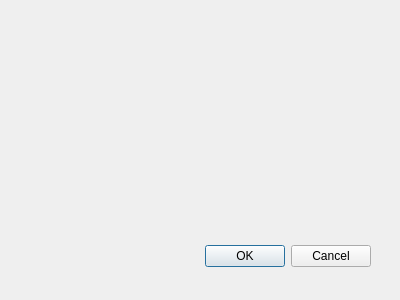
This is msp_glo_dialog_base.ui in stetou/AQgeocodage as Qt 5 draws it before an edit. The edited form follows.
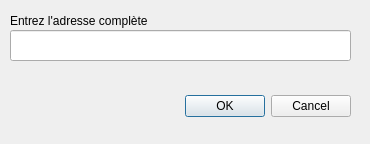
This is the edited form.

Commit message: deploy plugin

Patch:
```diff
--- a/msp_glo_dialog_base.ui
+++ b/msp_glo_dialog_base.ui
@@ -1,22 +1,22 @@
 <ui version="4.0" >
  <class>AQGeocodageDialogBase</class>
- <widget class="QDialog" name="AQGeocodageDialogBase" >
-  <property name="geometry" >
+ <widget class="QDialog" name="AQGeocodageDialogBase">
+  <property name="geometry">
    <rect>
     <x>0</x>
     <y>0</y>
-    <width>400</width>
-    <height>300</height>
+    <width>370</width>
+    <height>144</height>
    </rect>
   </property>
   <property name="windowTitle" >
    <string>Adresse Quebec Geocodage</string>
   </property>
-  <widget class="QDialogButtonBox" name="button_box" >
-   <property name="geometry" >
+  <widget class="QDialogButtonBox" name="button_box">
+   <property name="geometry">
     <rect>
-     <x>30</x>
-     <y>240</y>
+     <x>10</x>
+     <y>90</y>
      <width>341</width>
      <height>32</height>
     </rect>
@@ -28,6 +28,29 @@
     <set>QDialogButtonBox::Cancel|QDialogButtonBox::Ok</set>
    </property>
   </widget>
+  <widget class="QLineEdit" name="lineEdit">
+   <property name="geometry">
+    <rect>
+     <x>10</x>
+     <y>30</y>
+     <width>341</width>
+     <height>31</height>
+    </rect>
+   </property>
+  </widget>
+  <widget class="QLabel" name="label">
+   <property name="geometry">
+    <rect>
+     <x>10</x>
+     <y>10</y>
+     <width>321</width>
+     <height>21</height>
+    </rect>
+   </property>
+   <property name="text">
+    <string>Entrez l'adresse complète</string>
+   </property>
+  </widget>
  </widget>
  <resources/>
  <connections>
```
Left out of the diff: 33 changed lines with no effect on the pictures. The commit also changes 2 other files.
